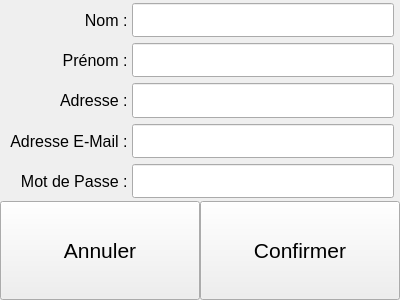
The window that UberMedoc/inscription.ui (GregDAka/Ubermedoc) describes before a commit, drawn with Qt 5.
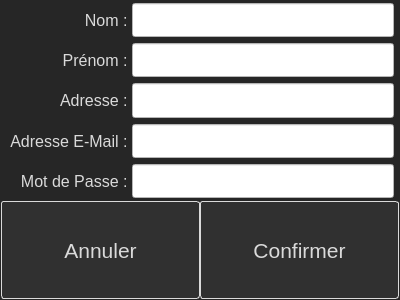
The same window after the commit.

Diff of the .ui file:
```diff
--- a/UberMedoc/inscription.ui
+++ b/UberMedoc/inscription.ui
@@ -13,6 +13,32 @@
   <property name="windowTitle">
    <string>Form</string>
   </property>
+  <property name="styleSheet">
+   <string notr="true">QWidget {
+background-color:#262626;
+color:#DADADA
+}
+QPushButton {
+    background-color: #303030; /* Use the same background color as QWidget */
+    border: 1px solid #DADADA; /* Use a contrasting border color */
+    padding: 5px 10px; /* Padding */
+    border-radius: 3px; /* Rounded corners */
+    color: #DADADA; /* Use the same text color as QWidget */
+    min-width: 80px; /* Minimum width */
+}
+
+QPushButton:hover {
+    background-color: #404040; /* Slightly lighter color when hovered */
+}
+
+QPushButton:pressed {
+    background-color: #202020; /* Slightly darker color when pressed */
+}
+QLineEdit{
+background-color: white;
+color: black;
+}</string>
+  </property>
   <layout class="QVBoxLayout" name="verticalLayout_3" stretch="67,33">
    <property name="spacing">
     <number>0</number>
@@ -223,6 +249,15 @@
      <property name="spacing">
       <number>0</number>
      </property>
+     <property name="leftMargin">
+      <number>1</number>
+     </property>
+     <property name="rightMargin">
+      <number>1</number>
+     </property>
+     <property name="bottomMargin">
+      <number>1</number>
+     </property>
      <item>
       <widget class="QPushButton" name="pushButton">
        <property name="sizePolicy">
```
